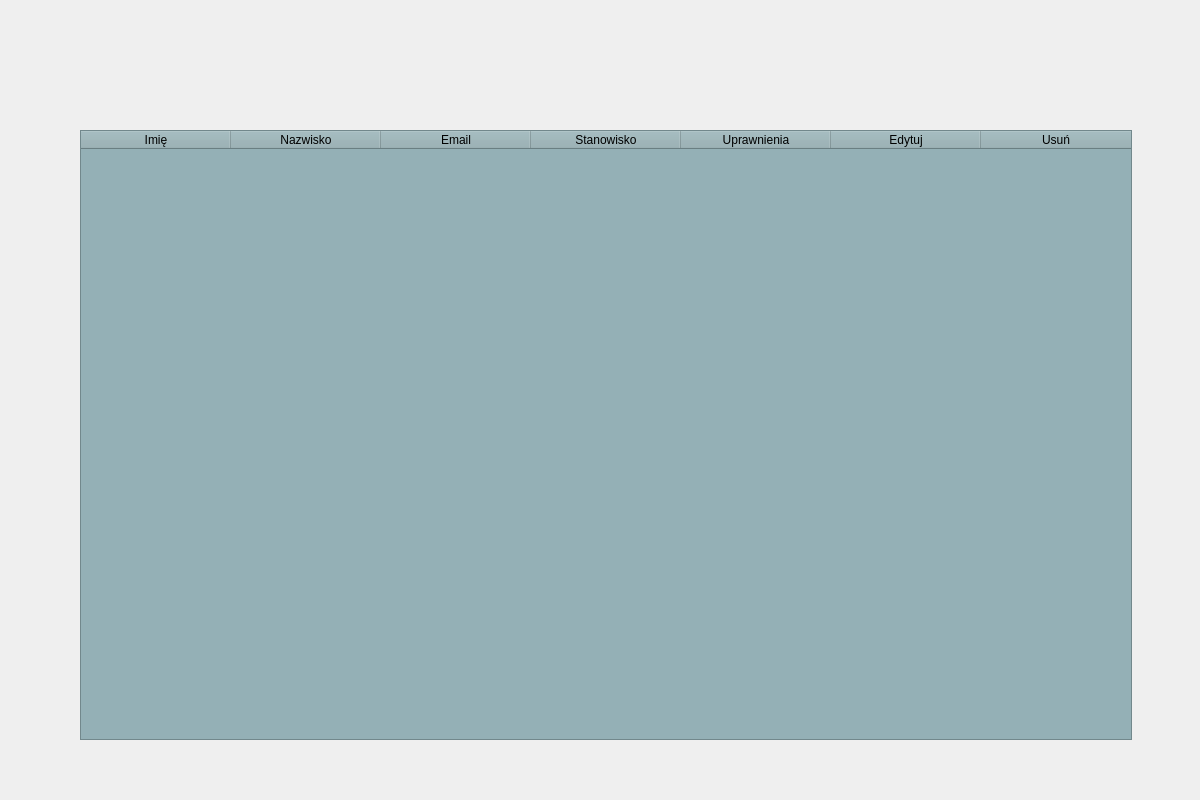
Before: the Qt Designer form ui/Account.ui in oreols/ProjektAOI, drawn with Qt 5.
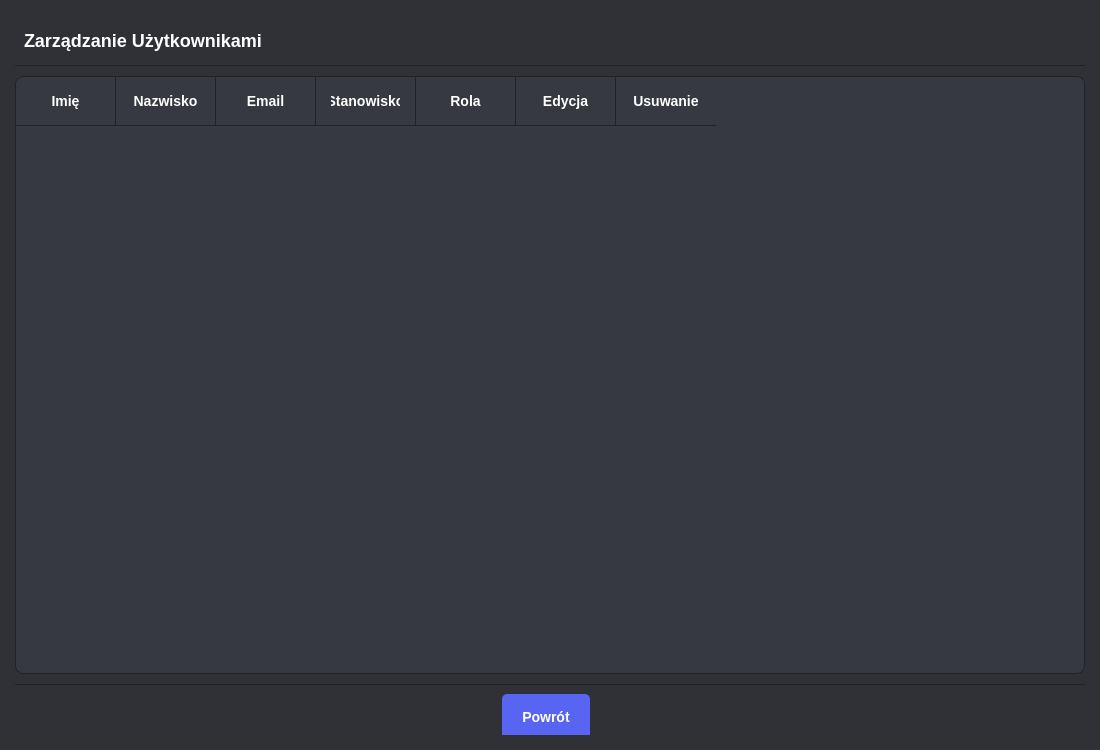
After: the same form once the commit is applied.

What changed in the file:
```diff
--- a/ui/Account.ui
+++ b/ui/Account.ui
@@ -1,131 +1,197 @@
 <?xml version="1.0" encoding="UTF-8"?>
 <ui version="4.0">
- <class>Form</class>
- <widget class="QWidget" name="Form">
+ <class>AccountDialog</class>
+ <widget class="QDialog" name="AccountDialog">
   <property name="geometry">
    <rect>
     <x>0</x>
     <y>0</y>
-    <width>1200</width>
-    <height>800</height>
+    <width>1100</width>
+    <height>750</height>
    </rect>
   </property>
   <property name="windowTitle">
    <string>Form</string>
   </property>
-  <widget class="QWidget" name="widget" native="true">
-   <property name="geometry">
-    <rect>
-     <x>0</x>
-     <y>0</y>
-     <width>1200</width>
-     <height>800</height>
-    </rect>
+  <property name="styleSheet">
+   <string notr="true">
+/* --- Styl Zarządzania Użytkownikami --- */
+QDialog#AccountDialog {
+    background-color: #2f3136; /* Główne tło */
+    color: #e8e9ea;
+    font-family: &quot;Segoe UI&quot;, Roboto, Cantarell, &quot;Helvetica Neue&quot;, sans-serif;
+    font-size: 14px;
+}
+
+/* --- Górny i Dolny Pasek --- */
+QFrame#topToolbar, QFrame#bottomBar {
+    background-color: #2f3136; /* Tło pasków */
+    border: none; /* Bez zaokrągleń i ramek dla pasków */
+    padding: 0;
+    min-height: 50px;
+    max-height: 50px;
+}
+QFrame#topToolbar { border-bottom: 1px solid #202225; }
+QFrame#bottomBar { border-top: 1px solid #202225; }
+
+/* Layouty wewnątrz pasków */
+#topToolbar QHBoxLayout, #bottomBar QHBoxLayout {
+    spacing: 15px;
+    margin: 0px 20px; /* Marginesy L/R dla zawartości */
+}
+QLabel#titleLabel {
+    color: #ffffff;
+    font-size: 18px;
+    font-weight: 600;
+    background-color: transparent;
+}
+
+/* --- Tabela --- */
+QTableWidget#tableWidget {
+    background-color: #36393f; /* Tło jak paski */
+    border: 1px solid #202225; /* Subtelna ramka */
+    border-radius: 8px; /* --- ZAOKRĄGLENIE ROGÓW --- */
+    gridline-color: #40444b;
+    color: #e8e9ea;
+    font-size: 14px;
+    selection-background-color: #5865F2;
+    selection-color: #ffffff;
+    alternate-background-color: #40444b;
+    outline: none;
+}
+/* Wygląd komórek */
+QTableWidget#tableWidget::item {
+    padding: 12px 15px; /* Zwiększony padding dla lepszej czytelności */
+    border: none;
+    border-bottom: 1px solid #40444b; /* Linia oddzielająca wiersze */
+}
+
+/* --- Nagłówki Tabeli --- */
+QHeaderView {
+    border: none;
+    /* Tło dziedziczone z tableWidget lub można ustawić np. #36393f */
+    background-color: transparent; /* Przezroczyste, aby pokazać tło tabeli */
+}
+QHeaderView::section {
+    background-color: transparent; /* Przezroczyste */
+    color: #ffffff;
+    padding: 14px 15px; /* Wysokość nagłówka */
+    border: none;
+    font-size: 14px;
+    font-weight: 600;
+    text-align: left;
+}
+QHeaderView::section:horizontal {
+    border-bottom: 1px solid #202225; /* Ciemniejsza linia pod nagłówkiem */
+    border-right: 1px solid #202225; /* Ciemniejsza linia między */
+}
+QHeaderView::section:horizontal:last { border-right: none; }
+
+/* Narożnik tabeli - ważne, gdyby nagłówki miały inne tło */
+QTableWidget QTableCornerButton::section {
+    background-color: #36393f; /* Jak tło tabeli */
+    border: none;
+    border-right: 1px solid #202225;
+    border-bottom: 1px solid #202225;
+    border-top-left-radius: 8px; /* Spróbuj zaokrąglić róg */
+}
+
+
+/* --- Przyciski --- */
+QPushButton {
+    background-color: #5865F2;
+    color: white;
+    font-size: 14px;
+    font-weight: 600;
+    padding: 8px 20px;
+    border-radius: 5px;
+    border: none;
+    min-height: 30px;
+    outline: none;
+}
+QPushButton:hover { background-color: #4e5dcf; }
+QPushButton:pressed { background-color: #404ab8; }
+QPushButton:disabled { background-color: #40444b; color: #72767d; opacity: 0.6; }
+
+/* Paski przewijania */
+QScrollBar:vertical { border: 1px solid #202225; background: #36393f; width: 10px; margin: 1px 0 1px 0; border-radius: 5px;}
+QScrollBar::handle:vertical { background: #40444b; min-height: 25px; border-radius: 5px; }
+QScrollBar::handle:vertical:hover { background: #444950; }
+QScrollBar::add-line:vertical, QScrollBar::sub-line:vertical { height: 0px; border: none; background: none;}
+QScrollBar::add-page:vertical, QScrollBar::sub-page:vertical { background: none; }
+
+QScrollBar:horizontal { border: 1px solid #202225; background: #36393f; height: 10px; margin: 0 1px 0 1px; border-radius: 5px;}
+QScrollBar::handle:horizontal { background: #40444b; min-width: 25px; border-radius: 5px; }
+QScrollBar::handle:horizontal:hover { background: #444950; }
+QScrollBar::add-line:horizontal, QScrollBar::sub-line:horizontal { width: 0px; border: none; background: none;}
+QScrollBar::add-page:horizontal, QScrollBar::sub-page:horizontal { background: none; }
+   </string>
+  </property>
+  <layout class="QVBoxLayout" name="mainVerticalLayout">
+   <property name="spacing">
+    <number>10</number> </property>
+   <property name="leftMargin">
+    <number>15</number> </property>
+   <property name="topMargin">
+    <number>15</number>
    </property>
-   <property name="minimumSize">
-    <size>
-     <width>905</width>
-     <height>100</height>
-    </size>
+   <property name="rightMargin">
+    <number>15</number>
    </property>
-   <property name="sizeIncrement">
-    <size>
-     <width>100</width>
-     <height>50</height>
-    </size>
+   <property name="bottomMargin">
+    <number>15</number>
    </property>
-   <property name="baseSize">
-    <size>
-     <width>100</width>
-     <height>50</height>
-    </size>
-   </property>
-   <property name="styleSheet">
-    <string notr="true">background-color: rgb(210, 208, 208);
-QWidget#widget{
-font: 63 12pt &quot;Segoe UI Semibold&quot;;
-}</string>
-   </property>
-   <widget class="QTableWidget" name="tableWidget">
-    <property name="geometry">
-     <rect>
-      <x>80</x>
-      <y>130</y>
-      <width>1052</width>
-      <height>610</height>
-     </rect>
-    </property>
-    <property name="minimumSize">
-     <size>
-      <width>1052</width>
-      <height>500</height>
-     </size>
-    </property>
-    <property name="maximumSize">
-     <size>
-      <width>1052</width>
-      <height>610</height>
-     </size>
-    </property>
-    <property name="sizeIncrement">
-     <size>
-      <width>100</width>
-      <height>50</height>
-     </size>
-    </property>
-    <property name="baseSize">
-     <size>
-      <width>100</width>
-      <height>50</height>
-     </size>
-    </property>
-    <property name="styleSheet">
-     <string notr="true">font: 63 12pt &quot;Segoe UI Semibold&quot;;
-background-color: rgb(148, 176, 182);</string>
-    </property>
-    <attribute name="horizontalHeaderCascadingSectionResizes">
-     <bool>false</bool>
-    </attribute>
-    <attribute name="horizontalHeaderDefaultSectionSize">
-     <number>150</number>
-    </attribute>
-    <column>
-     <property name="text">
-      <string>Imię</string>
-     </property>
-    </column>
-    <column>
-     <property name="text">
-      <string>Nazwisko</string>
-     </property>
-    </column>
-    <column>
-     <property name="text">
-      <string>Email</string>
-     </property>
-    </column>
-    <column>
-     <property name="text">
-      <string>Stanowisko</string>
-     </property>
-    </column>
-    <column>
-     <property name="text">
-      <string>Uprawnienia</string>
-     </property>
-    </column>
-    <column>
-     <property name="text">
-      <string>Edytuj</string>
-     </property>
-    </column>
-    <column>
-     <property name="text">
-      <string>Usuń</string>
-     </property>
-    </column>
-   </widget>
-  </widget>
+   <item>
+    <widget class="QFrame" name="topToolbar">
+     <property name="sizePolicy"><sizepolicy hsizetype="Preferred" vsizetype="Fixed"><horstretch>0</horstretch><verstretch>0</verstretch></sizepolicy></property>
+     <layout class="QHBoxLayout" name="topToolbarLayout">
+      <item>
+       <widget class="QLabel" name="titleLabel">
+        <property name="text"><string>Zarządzanie Użytkownikami</string></property>
+       </widget>
+      </item>
+      <item><spacer name="toolbarSpacer"><property name="orientation"><enum>Qt::Horizontal</enum></property><property name="sizeType"><enum>QSizePolicy::Expanding</enum></property></spacer></item>
+     </layout>
+    </widget>
+   </item>
+   <item>
+    <widget class="QTableWidget" name="tableWidget">
+     <property name="sizePolicy"><sizepolicy hsizetype="Expanding" vsizetype="Expanding"><horstretch>0</horstretch><verstretch>1</verstretch></sizepolicy></property>
+     <property name="editTriggers"><set>QAbstractItemView::NoEditTriggers</set></property>
+     <property name="selectionBehavior"><enum>QAbstractItemView::SelectRows</enum></property>
+     <property name="alternatingRowColors"><bool>true</bool></property>
+     <property name="showGrid"><bool>false</bool></property>
+     <property name="wordWrap"><bool>true</bool></property>
+     <property name="sortingEnabled"><bool>true</bool></property>
+     <property name="verticalScrollMode"><enum>QAbstractItemView::ScrollPerPixel</enum></property>
+     <property name="horizontalScrollMode"><enum>QAbstractItemView::ScrollPerPixel</enum></property>
+     <attribute name="verticalHeaderVisible"><bool>false</bool></attribute>
+     <attribute name="verticalHeaderDefaultSectionSize"><number>52</number></attribute> <attribute name="verticalHeaderMinimumSectionSize"><number>48</number></attribute>
+     <attribute name="horizontalHeaderHighlightSections"><bool>false</bool></attribute>
+     <attribute name="horizontalHeaderStretchLastSection"><bool>false</bool></attribute>
+     <column><property name="text"><string>Imię</string></property></column>
+     <column><property name="text"><string>Nazwisko</string></property></column>
+     <column><property name="text"><string>Email</string></property></column>
+     <column><property name="text"><string>Stanowisko</string></property></column>
+     <column><property name="text"><string>Rola</string></property></column>
+     <column><property name="text"><string>Edycja</string></property></column>
+     <column><property name="text"><string>Usuwanie</string></property></column>
+    </widget>
+   </item>
+   <item>
+    <widget class="QFrame" name="bottomBar">
+     <property name="sizePolicy"><sizepolicy hsizetype="Preferred" vsizetype="Fixed"><horstretch>0</horstretch><verstretch>0</verstretch></sizepolicy></property>
+     <layout class="QHBoxLayout" name="bottomBarLayout">
+      <item>
+       <widget class="QPushButton" name="backButton"> <property name="text"><string>Powrót</string></property>
+        <property name="cursor"><cursorShape>PointingHandCursor</cursorShape></property>
+        <property name="sizePolicy"><sizepolicy hsizetype="Fixed" vsizetype="Fixed"><horstretch>0</horstretch><verstretch>0</verstretch></sizepolicy></property>
+       </widget>
+      </item>
+      <item><spacer name="bottomSpacer"><property name="orientation"><enum>Qt::Horizontal</enum></property><property name="sizeType"><enum>QSizePolicy::Expanding</enum></property></spacer></item> </layout>
+    </widget>
+   </item>
+  </layout>
  </widget>
  <resources/>
  <connections/>
```
Left out of the diff: 2 changed lines with no effect on the pictures.
